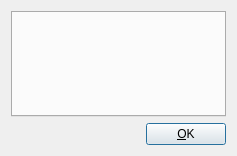
Old version of the form mnemosyne/mnemosyne/pyqt_ui/statistics_dlg.ui in the repository mnemosyne-proj/mnemosyne.
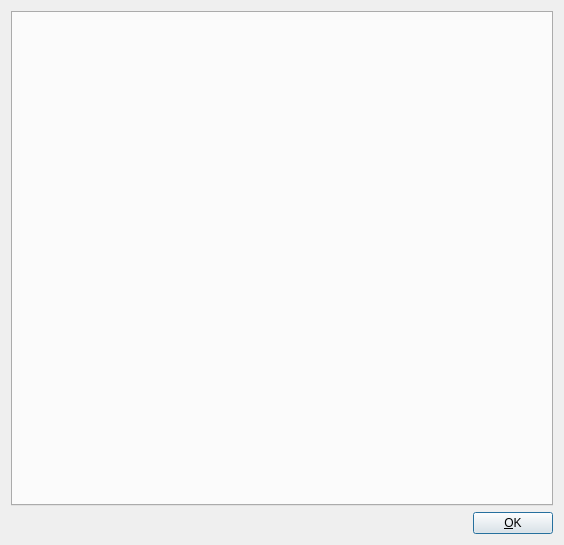
New version of the form.

What changed in the file:
```diff
--- a/mnemosyne/mnemosyne/pyqt_ui/statistics_dlg.ui
+++ b/mnemosyne/mnemosyne/pyqt_ui/statistics_dlg.ui
@@ -6,8 +6,8 @@
    <rect>
     <x>0</x>
     <y>0</y>
-    <width>237</width>
-    <height>156</height>
+    <width>564</width>
+    <height>545</height>
    </rect>
   </property>
   <property name="windowTitle">
```
